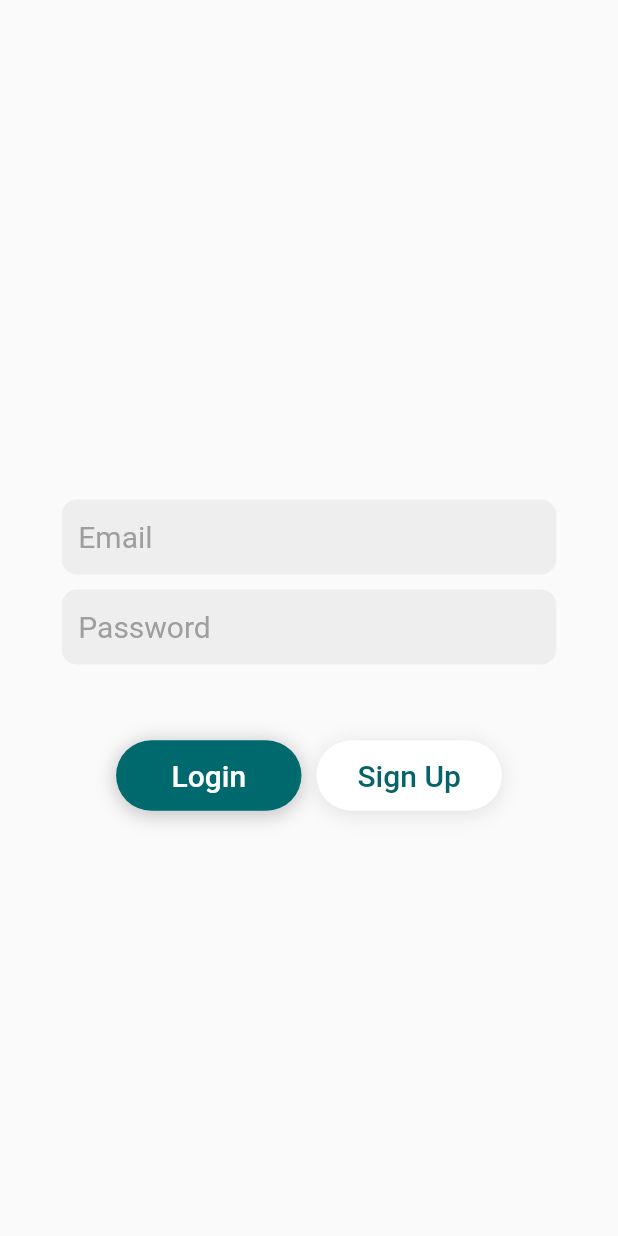
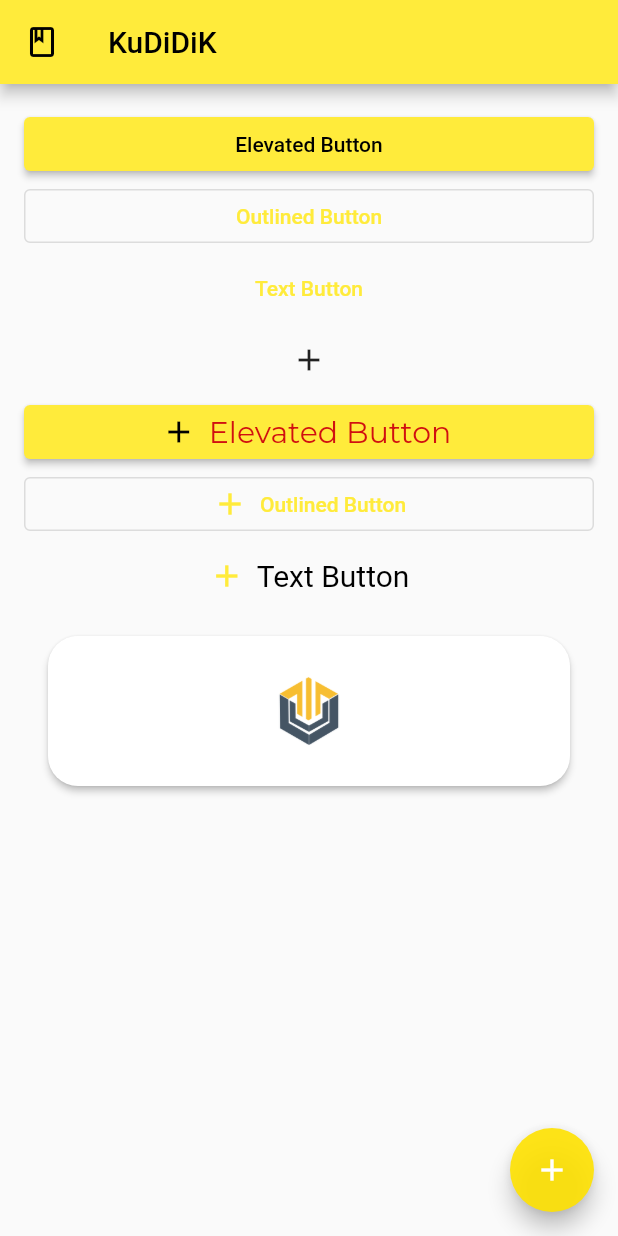
Before and after one commit to Yuseda06/ku_didik, a Flutter app: the screen it shows after launch, on a phone screen of 412 x 824 dp. Run offline on Flutter 3.47's test engine with Material 3 defaults, Android fonts, the phone set to English and light mode, and no system bars; our stand-ins replace firebase_auth, google_fonts; accounts and stored records are empty; project files that could hold a hidden picture were left out.

Commit message:
created theme

```diff
--- a/lib/main.dart
+++ b/lib/main.dart
@@ -1,23 +1,7 @@
-import 'dart:io';
+import 'package:flutter/material.dart';
+import 'package:ku_didik/utils/theme/theme.dart';
 
-import 'package:firebase_auth/firebase_auth.dart';
-import 'package:firebase_core/firebase_core.dart';
-import 'package:flutter/material.dart';
-import 'package:ku_didik/home_page.dart';
-import 'package:ku_didik/login_page.dart';
-
-void main() async {
-  WidgetsFlutterBinding.ensureInitialized();
-
-  Platform.isAndroid
-      ? await Firebase.initializeApp(
-          options: FirebaseOptions(
-              apiKey: "AIzaSyBxHV4XrCiO-4vwU8flCtvmyJQvlT78ZZQ",
-              appId: "1:783471223137:android:0fff503a7f2c2677eb2520",
-              messagingSenderId: "783471223137",
-              projectId: "didik2ku"))
-      : await Firebase.initializeApp();
-
+void main() {
   runApp(const MyApp());
 }
 
@@ -28,28 +12,70 @@ class MyApp extends StatelessWidget {
   @override
   Widget build(BuildContext context) {
     return MaterialApp(
+      themeMode: ThemeMode.system,
+      darkTheme: TAppTheme.darkTheme,
+      theme: TAppTheme.lightTheme,
       debugShowCheckedModeBanner: false,
-      theme: ThemeData(
-        colorScheme: ColorScheme.fromSeed(
-            seedColor: const Color.fromARGB(255, 58, 177, 183)),
-        useMaterial3: false,
+      home: const AppHome(),
+    );
+  }
+}
+
+class AppHome extends StatelessWidget {
+  const AppHome({super.key});
+
+  @override
+  Widget build(BuildContext context) {
+    return Scaffold(
+      floatingActionButton: FloatingActionButton(
+        onPressed: () {
+          // Add your onPressed code here!
+        },
+        child: const Icon(Icons.add, color: Colors.white),
       ),
-      home: Scaffold(
-        body: StreamBuilder<User?>(
-          stream: FirebaseAuth.instance.authStateChanges(),
-          builder: (context, snapshot) {
-            if (snapshot.connectionState == ConnectionState.waiting) {
-              return const Center(
-                child: CircularProgressIndicator(),
-              );
-            } else if (snapshot.hasError) {
-              return const HomePage();
-            } else if (snapshot.hasData) {
-              return const HomePage();
-            } else {
-              return const LoginPage();
-            }
-          },
+      appBar: AppBar(
+        title: Text('KuDiDiK'),
+        leading: const Icon(Icons.book_outlined),
+      ),
+      body: Padding(
+        padding: const EdgeInsets.all(16.0),
+        child: ListView(
+          children: <Widget>[
+            ElevatedButton(onPressed: () {}, child: Text('Elevated Button')),
+            OutlinedButton(onPressed: () {}, child: Text('Outlined Button')),
+            TextButton(onPressed: () {}, child: Text('Text Button')),
+            IconButton(onPressed: () {}, icon: Icon(Icons.add)),
+            ElevatedButton.icon(
+                onPressed: () {},
+                icon: Icon(Icons.add),
+                label: Text(
+                  'Elevated Button',
+                  style: Theme.of(context).textTheme.headlineSmall,
+                )),
+            OutlinedButton.icon(
+                onPressed: () {},
+                icon: Icon(Icons.add),
+                label: Text('Outlined Button')),
+            TextButton.icon(
+                onPressed: () {},
+                icon: Icon(Icons.add),
+                label: Text(
+                  'Text Button',
+                  style: Theme.of(context).textTheme.headlineMedium,
+                )),
+            Padding(
+                padding: const EdgeInsets.all(16.0),
+                child: ElevatedButton(
+                    style: ElevatedButton.styleFrom(
+                        backgroundColor: Colors.white,
+                        shape: RoundedRectangleBorder(
+                            borderRadius: BorderRadius.circular(20))),
+                    onPressed: () {},
+                    child: Image(
+                        image: AssetImage('assets/images/kudidiklogo.png'),
+                        height: 100,
+                        width: 50))),
+          ],
         ),
       ),
     );
--- /dev/null
+++ b/lib/utils/theme/theme.dart
@@ -0,0 +1,32 @@
+import 'package:flutter/material.dart';
+import 'package:google_fonts/google_fonts.dart';
+
+MaterialColor kPrimaryColor = MaterialColor(0xFFFFEB3B, <int, Color>{
+  50: Color(0xFFFFF8E1),
+  100: Color(0xFFFFF59D),
+  200: Color(0xFFFFF176),
+  300: Color(0xFFFFEE58),
+  400: Color(0xFFFFEB3B),
+  500: Color(0xE6FFE200), // Color for 500
+  600: Color(0xFFFFE600),
+  700: Color(0xFFFFE100),
+  800: Color(0xFFFFDA00),
+  900: Color(0xFFFFD600),
+});
+
+class TAppTheme {
+  static ThemeData lightTheme = ThemeData(
+      useMaterial3: false,
+      brightness: Brightness.light,
+      primarySwatch: kPrimaryColor,
+      textTheme: TextTheme(
+        headlineMedium: GoogleFonts.roboto(color: Colors.black, fontSize: 20),
+        headlineSmall: GoogleFonts.montserrat(
+            color: const Color.fromARGB(255, 208, 16, 16), fontSize: 20),
+      ));
+
+  static ThemeData darkTheme = ThemeData(
+    useMaterial3: false,
+    brightness: Brightness.dark,
+  );
+}
--- a/pubspec.yaml
+++ b/pubspec.yaml
@@ -34,6 +34,7 @@ dependencies:
   # The following adds the Cupertino Icons font to your application.
   # Use with the CupertinoIcons class for iOS style icons.
   cupertino_icons: ^1.0.2
+  google_fonts: ^6.1.0
   firebase_core: ^2.25.4
   firebase_auth: ^4.17.5
 
@@ -52,8 +53,8 @@ flutter:
   uses-material-design: true
 
   # To add assets to your application, add an assets section, like this:
-  # assets:
-  #   - assets/images/
+  assets:
+    - assets/images/
 
   # An image asset can refer to one or more resolution-specific "variants", see
   # https://flutter.dev/assets-and-images/#resolution-aware
```
Also changed, not shown: assets/images/Didik2Ku.png (added), assets/images/Hotpot.png (added), assets/images/icon_6110f3bb6c0b6.svg (added), assets/images/kudidiklogo.png (added), pubspec.lock, 1 other file.
